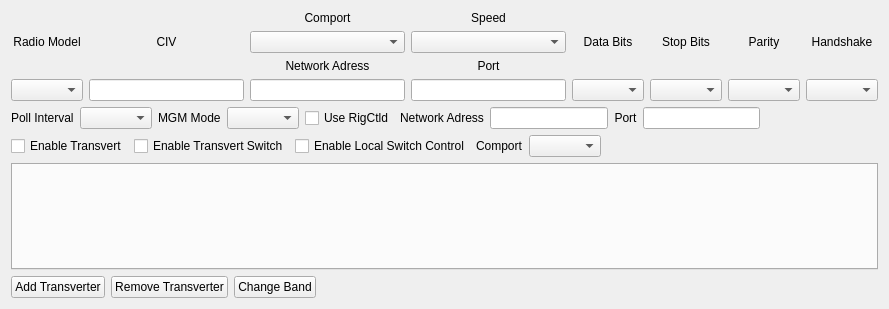
Old version of the form mqt/MqtRigControl/rigsetupform.ui in the repository Rsclub22/Minos2-Mirror.
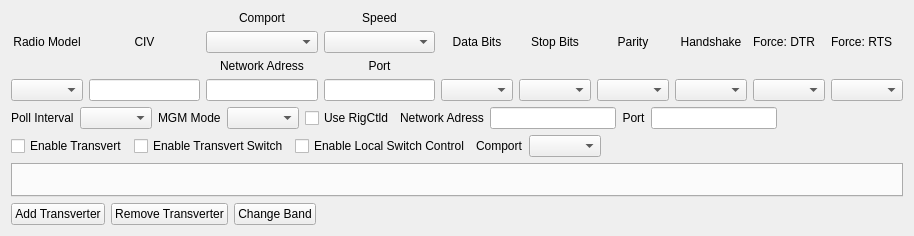
New version of the form. Custom widgets are drawn as their Qt base class.

```diff
--- a/mqt/MqtRigControl/rigsetupform.ui
+++ b/mqt/MqtRigControl/rigsetupform.ui
@@ -6,14 +6,14 @@
    <rect>
     <x>0</x>
     <y>0</y>
-    <width>889</width>
-    <height>309</height>
+    <width>914</width>
+    <height>236</height>
    </rect>
   </property>
   <property name="windowTitle">
    <string>Form</string>
   </property>
-  <layout class="QVBoxLayout" name="verticalLayout_3">
+  <layout class="QVBoxLayout" name="verticalLayout_5">
    <item>
     <layout class="QHBoxLayout" name="horizontalLayout_12">
      <item>
@@ -207,6 +207,34 @@
        </item>
       </layout>
      </item>
+     <item>
+      <layout class="QVBoxLayout" name="verticalLayout_3">
+       <item>
+        <widget class="QLabel" name="forceDtrLbl">
+         <property name="text">
+          <string>Force: DTR</string>
+         </property>
+        </widget>
+       </item>
+       <item>
+        <widget class="QComboBox" name="forceDtrBox"/>
+       </item>
+      </layout>
+     </item>
+     <item>
+      <layout class="QVBoxLayout" name="verticalLayout_4">
+       <item>
+        <widget class="QLabel" name="forceRtsLbl">
+         <property name="text">
+          <string>Force: RTS</string>
+         </property>
+        </widget>
+       </item>
+       <item>
+        <widget class="QComboBox" name="forceRtsBox"/>
+       </item>
+      </layout>
+     </item>
      <item>
       <layout class="QVBoxLayout" name="verticalLayout_60"/>
      </item>
```
